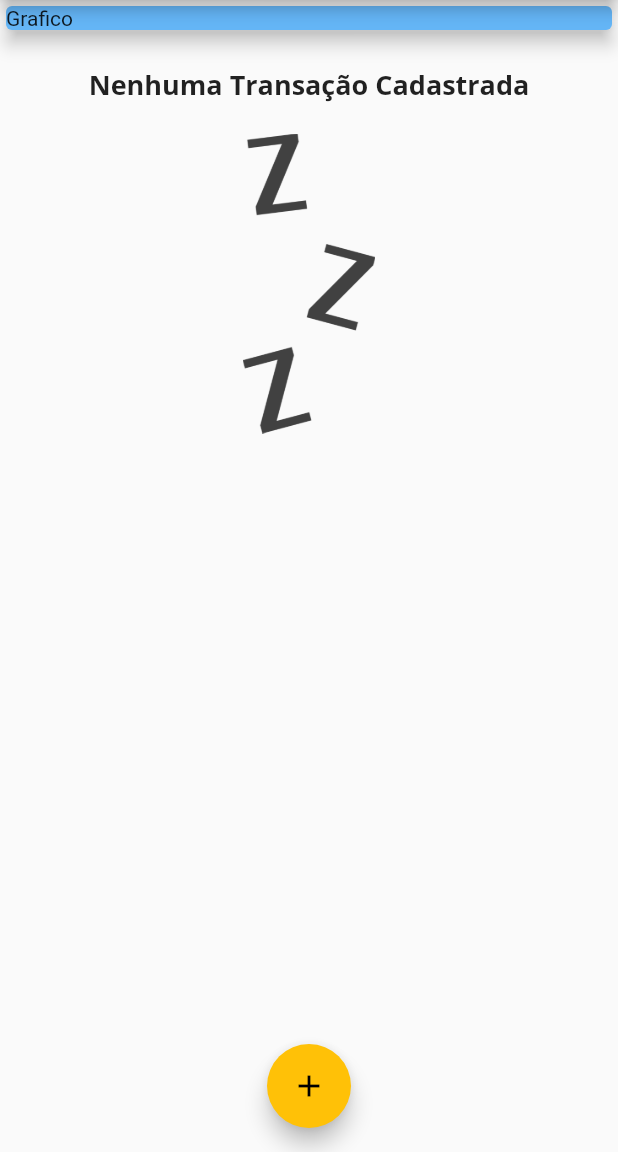
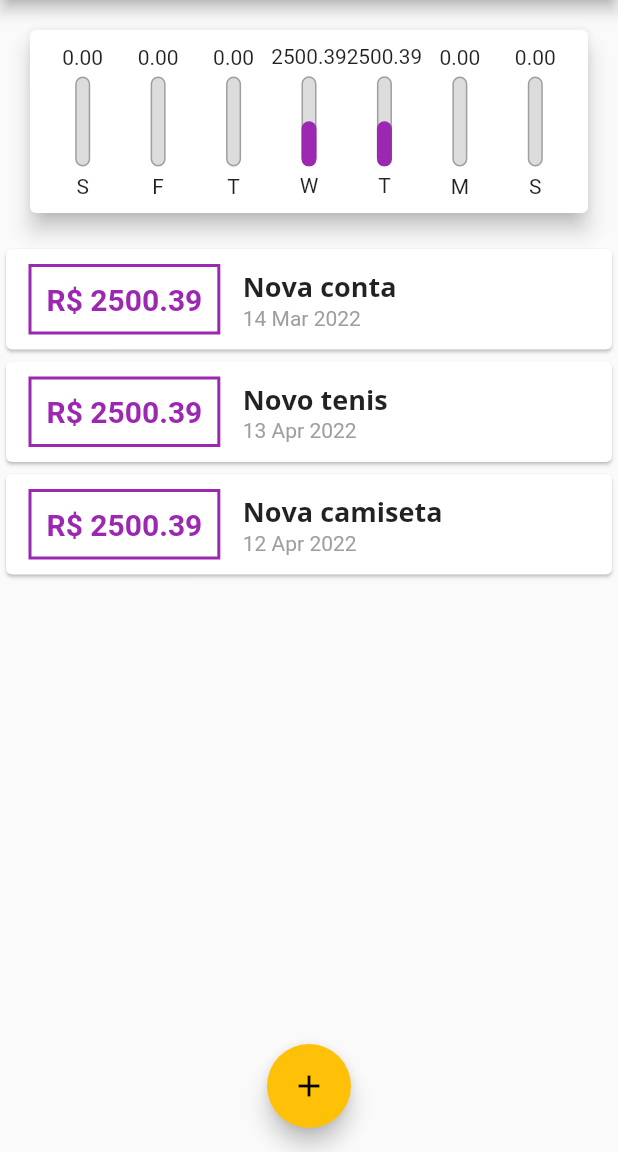
Before and after one commit to faamaral/expenses, a Flutter app: the screen it shows after launch, on a phone screen of 412 x 824 dp, the part 84-1236 px from its top. Run offline on Flutter 3.47's test engine with Material 2 defaults, Android fonts, the phone set to English and light mode, and no system bars.

Commit message:
finished chartBar e chart widgets

```diff
--- a/lib/components/chart.dart
+++ b/lib/components/chart.dart
@@ -1,3 +1,6 @@
+import 'dart:convert';
+
+import 'package:expenses/components/chart_bar.dart';
 import 'package:flutter/material.dart';
 import 'package:intl/intl.dart';
 import '../models/transaction.dart';
@@ -25,13 +28,31 @@ class Chart extends StatelessWidget {
     });
   }
 
+  double get _weekTotalValue {
+    return groupedTransactions.fold(
+        0.0, (sum, tr) => sum + (tr['value'] as double));
+  }
+
   @override
   Widget build(BuildContext context) {
     return Card(
       elevation: 6,
       margin: EdgeInsets.all(20),
-      child: Row(
-        children: [],
+      child: Padding(
+        padding: const EdgeInsets.all(10),
+        child: Row(
+          mainAxisAlignment:  MainAxisAlignment.spaceAround,
+          children: groupedTransactions.map((tr) {
+            return Flexible(
+              fit: FlexFit.tight,
+              child: ChartBar(
+                  label: tr['day'].toString(),
+                  value: (tr['value'] as double),
+                  percentage: (tr['value'] as double) / _weekTotalValue
+                  ),
+            );
+          }).toList(),
+        ),
       ),
     );
   }
--- /dev/null
+++ b/lib/components/chart_bar.dart
@@ -0,0 +1,56 @@
+import 'package:flutter/material.dart';
+
+class ChartBar extends StatelessWidget {
+  final String label;
+  final double value;
+  final double percentage;
+
+  ChartBar(
+      {required this.label, required this.value, required this.percentage});
+
+  @override
+  Widget build(BuildContext context) {
+    return Column(
+      children: [
+        FittedBox(
+          child: Text('${value.toStringAsFixed(2)}'),
+        ),
+        SizedBox(
+          height: 5,
+        ),
+        Container(
+          height: 60,
+          width: 10,
+          child: Stack(
+            alignment: Alignment.bottomCenter,
+            children: [
+              Container(
+                decoration: BoxDecoration(
+                  border: Border.all(
+                    color: Colors.grey,
+                    width: 1.0,
+                  ),
+                  color: Color.fromRGBO(220, 220, 220, 1),
+                  borderRadius: BorderRadius.circular(5),
+                ),
+              ),
+              FractionallySizedBox(
+                heightFactor: percentage,
+                child: Container(
+                  decoration: BoxDecoration(
+                    color: Theme.of(context).primaryColor,
+                    borderRadius: BorderRadius.circular(5),
+                  ),
+                ),
+              )
+            ],
+          ),
+        ),
+        SizedBox(
+          height: 5,
+        ),
+        Text(label),
+      ],
+    );
+  }
+}
--- a/lib/main.dart
+++ b/lib/main.dart
@@ -1,5 +1,6 @@
 import 'dart:math';
 
+import 'package:expenses/components/chart.dart';
 import 'package:expenses/components/transaction_form.dart';
 import 'package:expenses/components/transaction_list.dart';
 import 'package:expenses/models/transaction.dart';
@@ -22,19 +23,13 @@ class Expenses extends StatelessWidget {
               headline6: TextStyle(
                   fontFamily: 'OpenSans',
                   fontSize: 18,
-              fontWeight: FontWeight.w700
-            )
-        ),
+                  fontWeight: FontWeight.w700)),
           appBarTheme: AppBarTheme(
               textTheme: ThemeData.light().textTheme.copyWith(
                   headline6: TextStyle(
                       fontFamily: 'OpenSans',
                       fontSize: 20,
-              fontWeight: FontWeight.w700
-            )
-          )
-        )
-      ),
+                      fontWeight: FontWeight.w700)))),
     );
   }
 }
@@ -47,11 +42,29 @@ class MyHomePage extends StatefulWidget {
 
 class _MyHomePageState extends State<MyHomePage> {
   final List<Transaction> _transactions = [
-    // Transaction(
-    //     id: 'T1', title: 'Novo tenis', value: 2500.39, date: DateTime.now()),
-    // Transaction(
-    //     id: 'T2', title: 'Nova camiseta', value: 2500.39, date: DateTime.now()),
+    Transaction(
+        id: 'T0',
+        title: 'Nova conta',
+        value: 2500.39,
+        date: DateTime.now().subtract(Duration(days: 33))),
+    Transaction(
+        id: 'T1',
+        title: 'Novo tenis',
+        value: 2500.39,
+        date: DateTime.now().subtract(Duration(days: 3))),
+    Transaction(
+        id: 'T2',
+        title: 'Nova camiseta',
+        value: 2500.39,
+        date: DateTime.now().subtract(Duration(days: 4))),
   ];
+
+  List<Transaction> get _recentTransactions {
+    return _transactions.where((tr) => tr.date.isAfter(DateTime.now().subtract(
+      Duration(days: 7),
+    ))).toList();
+  }
+
   _addTransaction(String title, double value) {
     final newTransaction = Transaction(
         id: Random().nextDouble().toString(),
@@ -90,13 +103,7 @@ class _MyHomePageState extends State<MyHomePage> {
             mainAxisAlignment: MainAxisAlignment.spaceAround,
             crossAxisAlignment: CrossAxisAlignment.stretch,
             children: <Widget>[
-              Container(
-                child: Card(
-                  color: Colors.blue[300],
-                  child: Text('Grafico'),
-                  elevation: 5,
-                ),
-              ),
+              Chart(_recentTransactions),
               TransactionList(_transactions),
             ]),
       ),
```
Also changed, not shown: pubspec.lock. Lines whose indentation alone changed are shown as unchanged.
